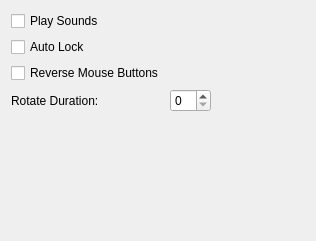
Qt form src/general.ui (KDE/knetwalk) before a commit.
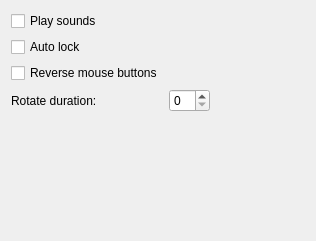
The same form after that commit. Custom widgets are drawn as their Qt base class.

```diff
--- a/src/general.ui
+++ b/src/general.ui
@@ -17,7 +17,7 @@
       <string>Duration for cell to complete one rotation in milliseconds</string>
      </property>
      <property name="text">
-      <string>Rotate Duration:</string>
+      <string>Rotate duration:</string>
      </property>
     </widget>
    </item>
@@ -40,7 +40,7 @@
       <string>Play sounds on actions</string>
      </property>
      <property name="text">
-      <string>Play Sounds</string>
+      <string>Play sounds</string>
      </property>
     </widget>
    </item>
@@ -60,7 +60,7 @@
       <string>Automatically lock cell after rotation</string>
      </property>
      <property name="text">
-      <string>Auto Lock</string>
+      <string>Auto lock</string>
      </property>
     </widget>
    </item>
@@ -80,7 +80,7 @@
    <item row="2" column="1">
     <widget class="QCheckBox" name="kcfg_ReverseButtons">
      <property name="text">
-      <string>Reverse Mouse Buttons</string>
+      <string>Reverse mouse buttons</string>
      </property>
     </widget>
    </item>
```
